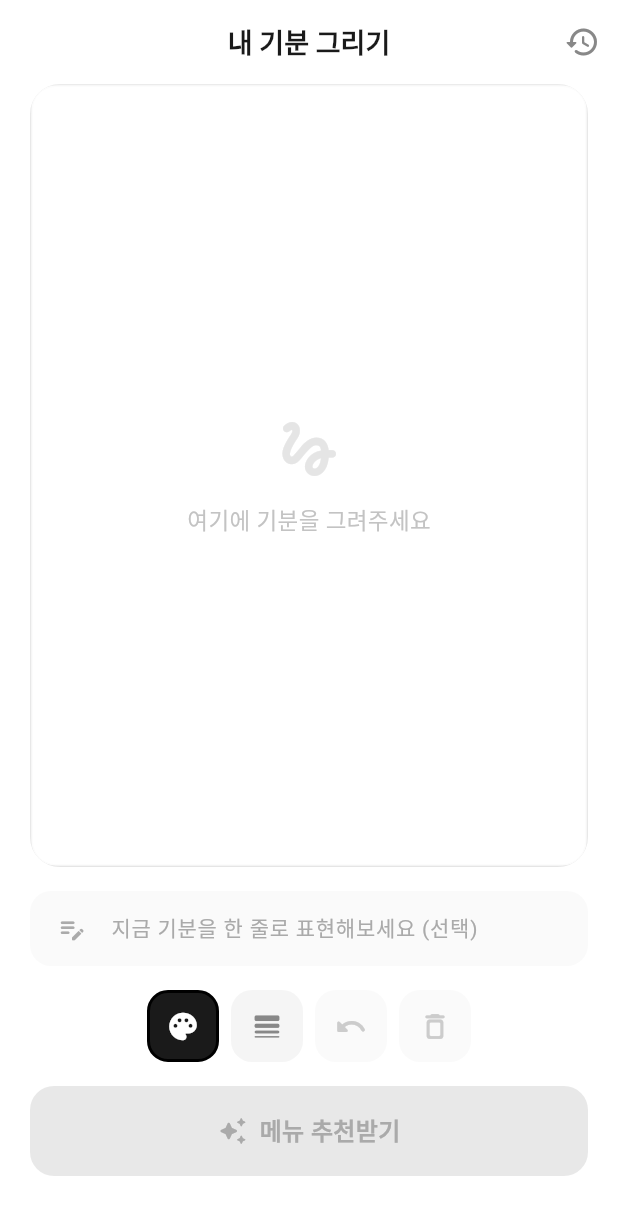
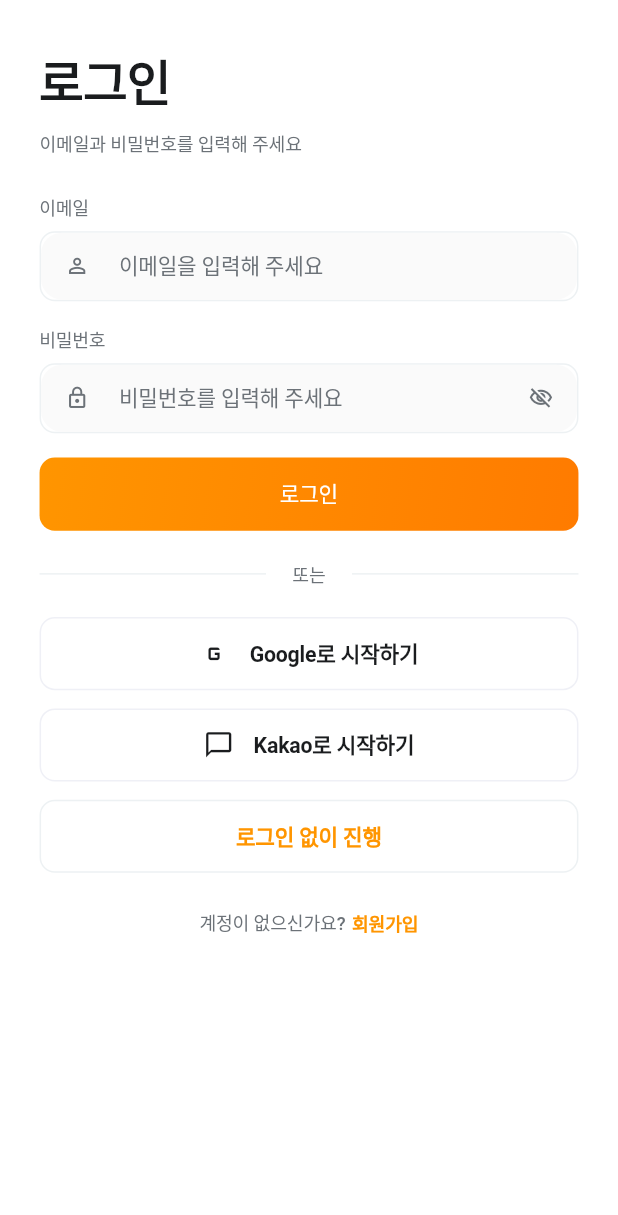
Before and after one commit to ggorockee/ojeomneo, a Flutter app: the screen it shows after launch, on a phone screen of 412 x 824 dp. Shown: the top 1215 px of the screen. Run offline on Flutter 3.47's test engine with Material 3 defaults, Android fonts, the phone set to English and light mode, and no system bars; our stand-ins replace cached_network_image, device_info_plus, flutter_colorpicker, flutter_screenutil, google_mobile_ads, package_info_plus and 1 more; Roboto replaces fonts that are missing (Pretendard).

Commit message:
로그인 화면 추가 및 로그인 없이 진행 기능 구현
- 참고 앱의 로그인 화면 UI를 현재 앱에 통합
- 이메일/비밀번호 입력 필드 추가
- 소셜 로그인 버튼 추가 (카카오, 구글, 애플) - 준비 중 상태
- 카카오 로그인 밑에 '로그인 없이 진행' 버튼 추가
- 스플래시 화면에서 로그인 화면으로 이동하도록 수정
- 로그인 없이 진행 시 메인 화면으로 이동

```diff
--- a/mobile/lib/main.dart
+++ b/mobile/lib/main.dart
@@ -4,6 +4,7 @@ import 'package:provider/provider.dart';
 
 import 'config/app_theme.dart';
 import 'screens/splash_screen.dart';
+import 'screens/login_screen.dart';
 import 'screens/sketch_screen.dart';
 import 'screens/history_screen.dart';
 import 'services/sketch_provider.dart';
@@ -63,6 +64,7 @@ class _OjeomeoAppState extends State<OjeomeoApp> with WidgetsBindingObserver {
             initialRoute: '/',
             routes: {
               '/': (context) => const SplashScreen(),
+              '/login': (context) => const LoginScreen(),
               '/home': (context) => const SketchScreen(),
               '/history': (context) => const HistoryScreen(),
             },
--- /dev/null
+++ b/mobile/lib/screens/login_screen.dart
@@ -0,0 +1,538 @@
+import 'package:flutter/material.dart';
+import 'package:flutter_screenutil/flutter_screenutil.dart';
+import 'dart:io';
+
+import '../config/app_theme.dart';
+
+/// 로그인 화면
+/// 참고 앱의 로그인 화면을 기반으로 제작
+class LoginScreen extends StatefulWidget {
+  const LoginScreen({super.key});
+
+  @override
+  State<LoginScreen> createState() => _LoginScreenState();
+}
+
+class _LoginScreenState extends State<LoginScreen> {
+  final _emailController = TextEditingController();
+  final _passwordController = TextEditingController();
+  bool _obscurePassword = true;
+  bool _isLoading = false;
+
+  @override
+  void dispose() {
+    _emailController.dispose();
+    _passwordController.dispose();
+    super.dispose();
+  }
+
+  /// 로그인 없이 진행
+  void _handleContinueWithoutLogin() {
+    Navigator.of(context).pushReplacementNamed('/home');
+  }
+
+  /// 카카오 로그인 처리 (임시)
+  Future<void> _handleKakaoLogin() async {
+    // TODO: 카카오 로그인 구현
+    _showMessage('카카오 로그인은 준비 중입니다.');
+  }
+
+  /// 구글 로그인 처리 (임시)
+  Future<void> _handleGoogleLogin() async {
+    // TODO: 구글 로그인 구현
+    _showMessage('구글 로그인은 준비 중입니다.');
+  }
+
+  /// 애플 로그인 처리 (임시)
+  Future<void> _handleAppleLogin() async {
+    if (!Platform.isIOS) {
+      _showMessage('Apple 로그인은 iOS에서만 사용할 수 있습니다.');
+      return;
+    }
+    // TODO: 애플 로그인 구현
+    _showMessage('Apple 로그인은 준비 중입니다.');
+  }
+
+  /// 이메일 로그인 처리 (임시)
+  Future<void> _handleEmailLogin() async {
+    final email = _emailController.text.trim();
+    final password = _passwordController.text.trim();
+
+    if (email.isEmpty) {
+      _showMessage('이메일을 입력해 주세요.');
+      return;
+    }
+
+    if (password.isEmpty) {
+      _showMessage('비밀번호를 입력해 주세요.');
+      return;
+    }
+
+    // TODO: 이메일 로그인 구현
+    _showMessage('이메일 로그인은 준비 중입니다.');
+  }
+
+  /// 메시지 표시
+  void _showMessage(String message) {
+    ScaffoldMessenger.of(context).showSnackBar(
+      SnackBar(
+        content: Text(message),
+        duration: const Duration(seconds: 2),
+      ),
+    );
+  }
+
+  @override
+  Widget build(BuildContext context) {
+    return Scaffold(
+      backgroundColor: Colors.white,
+      body: SafeArea(
+        child: SingleChildScrollView(
+          padding: EdgeInsets.symmetric(horizontal: 24.w),
+          child: Column(
+            crossAxisAlignment: CrossAxisAlignment.start,
+            children: [
+              SizedBox(height: 32.h),
+
+              // 헤드라인
+              _buildHeadline(),
+
+              SizedBox(height: 24.h),
+
+              // 이메일 입력 필드
+              _buildInputField(
+                title: '이메일',
+                controller: _emailController,
+                hintText: '이메일을 입력해 주세요',
+                prefixIcon: Icons.person_outline,
+              ),
+
+              SizedBox(height: 16.h),
+
+              // 비밀번호 입력 필드
+              _buildPasswordField(),
+
+              SizedBox(height: 16.h),
+
+              // 로그인 버튼
+              _buildLoginButton(),
+
+              SizedBox(height: 20.h),
+
+              // 또는 구분선
+              _buildOrDivider(),
+
+              SizedBox(height: 20.h),
+
+              // 소셜 로그인 버튼들
+              _buildSocialLoginButtons(),
+
+              // 로그인 없이 진행 버튼 (카카오 로그인 아래)
+              SizedBox(height: 12.h),
+              _buildContinueWithoutLoginButton(),
+
+              SizedBox(height: 24.h),
+
+              // 회원가입 링크
+              _buildSignUpLink(),
+
+              SizedBox(height: 32.h),
+            ],
+          ),
+        ),
+      ),
+    );
+  }
+
+  // 헤드라인 섹션
+  Widget _buildHeadline() {
+    return Column(
+      crossAxisAlignment: CrossAxisAlignment.start,
+      children: [
+        Text(
+          '로그인',
+          style: TextStyle(
+            fontSize: 32.sp,
+            fontWeight: FontWeight.w700,
+            color: const Color(0xFF1A1C1E),
+            letterSpacing: -0.64,
+            height: 1.3,
+          ),
+        ),
+        SizedBox(height: 12.h),
+        Text(
+          '이메일과 비밀번호를 입력해 주세요',
+          style: TextStyle(
+            fontSize: 12.sp,
+            fontWeight: FontWeight.w500,
+            color: const Color(0xFF6C7278),
+            letterSpacing: -0.12,
+          ),
+        ),
+      ],
+    );
+  }
+
+  // 일반 입력 필드
+  Widget _buildInputField({
+    required String title,
+    required TextEditingController controller,
+    required String hintText,
+    required IconData prefixIcon,
+  }) {
+    return Column(
+      crossAxisAlignment: CrossAxisAlignment.start,
+      children: [
+        Text(
+          title,
+          style: TextStyle(
+            fontSize: 12.sp,
+            fontWeight: FontWeight.w500,
+            color: const Color(0xFF6C7278),
+            letterSpacing: -0.24,
+          ),
+        ),
+        SizedBox(height: 8.h),
+        Container(
+          height: 46.h,
+          decoration: BoxDecoration(
+            color: Colors.white,
+            borderRadius: BorderRadius.circular(10.r),
+            border: Border.all(
+              color: const Color(0xFFEDF1F3),
+              width: 1,
+            ),
+          ),
+          child: TextField(
+            controller: controller,
+            style: TextStyle(
+              fontSize: 14.sp,
+              fontWeight: FontWeight.w500,
+              color: const Color(0xFF1A1C1E),
+              letterSpacing: -0.14,
+            ),
+            decoration: InputDecoration(
+              hintText: hintText,
+              hintStyle: TextStyle(
+                fontSize: 14.sp,
+                fontWeight: FontWeight.w500,
+                color: const Color(0xFF6C7278),
+              ),
+              prefixIcon: Icon(
+                prefixIcon,
+                size: 16.sp,
+                color: const Color(0xFF6C7278),
+              ),
+              border: InputBorder.none,
+              contentPadding: EdgeInsets.symmetric(
+                horizontal: 14.w,
+                vertical: 13.h,
+              ),
+            ),
+          ),
+        ),
+      ],
+    );
+  }
+
+  // 비밀번호 입력 필드
+  Widget _buildPasswordField() {
+    return Column(
+      crossAxisAlignment: CrossAxisAlignment.start,
+      children: [
+        Text(
+          '비밀번호',
+          style: TextStyle(
+            fontSize: 12.sp,
+            fontWeight: FontWeight.w500,
+            color: const Color(0xFF6C7278),
+            letterSpacing: -0.24,
+          ),
+        ),
+        SizedBox(height: 8.h),
+        Container(
+          height: 46.h,
+          decoration: BoxDecoration(
+            color: Colors.white,
+            borderRadius: BorderRadius.circular(10.r),
+            border: Border.all(
+              color: const Color(0xFFEDF1F3),
+              width: 1,
+            ),
+          ),
+          child: TextField(
+            controller: _passwordController,
+            obscureText: _obscurePassword,
+            style: TextStyle(
+              fontSize: 14.sp,
+              fontWeight: FontWeight.w500,
+              color: const Color(0xFF1A1C1E),
+              letterSpacing: -0.14,
+            ),
+            decoration: InputDecoration(
+              hintText: '비밀번호를 입력해 주세요',
+              hintStyle: TextStyle(
+                fontSize: 14.sp,
+                fontWeight: FontWeight.w500,
+                color: const Color(0xFF6C7278),
+              ),
+              prefixIcon: Icon(
+                Icons.lock_outline,
+                size: 16.sp,
+                color: const Color(0xFF6C7278),
+              ),
+              suffixIcon: IconButton(
+                icon: Icon(
+                  _obscurePassword
+                    ? Icons.visibility_off_outlined
+                    : Icons.visibility_outlined,
+                  size: 16.sp,
+                  color: const Color(0xFF6C7278),
+                ),
+                onPressed: () {
+                  setState(() {
+                    _obscurePassword = !_obscurePassword;
+                  });
+                },
+              ),
+              border: InputBorder.none,
+              contentPadding: EdgeInsets.symmetric(
+                horizontal: 14.w,
+                vertical: 13.h,
+              ),
+            ),
+          ),
+        ),
+      ],
+    );
+  }
+
+  // 로그인 버튼
+  Widget _buildLoginButton() {
+    return Container(
+      width: double.infinity,
+      height: 48.h,
+      decoration: BoxDecoration(
+        gradient: AppTheme.primaryGradient,
+        borderRadius: BorderRadius.circular(10.r),
+      ),
+      child: ElevatedButton(
+        onPressed: _isLoading ? null : _handleEmailLogin,
+        style: ElevatedButton.styleFrom(
+          backgroundColor: Colors.transparent,
+          foregroundColor: Colors.white,
+          elevation: 0,
+          shadowColor: Colors.transparent,
+          shape: RoundedRectangleBorder(
+            borderRadius: BorderRadius.circular(10.r),
+          ),
+          padding: EdgeInsets.zero,
+        ),
+        child: _isLoading
+            ? SizedBox(
+                width: 20.w,
+                height: 20.w,
+                child: const CircularProgressIndicator(
+                  strokeWidth: 2,
+                  valueColor: AlwaysStoppedAnimation<Color>(Colors.white),
+                ),
+              )
+            : Text(
+                '로그인',
+                style: TextStyle(
+                  fontSize: 14.sp,
+                  fontWeight: FontWeight.w500,
+                  letterSpacing: -0.14,
+                ),
+              ),
+      ),
+    );
+  }
+
+  // 또는 구분선
+  Widget _buildOrDivider() {
+    return Row(
+      children: [
+        Expanded(
+          child: Container(
+            height: 1,
+            color: const Color(0xFFEDF1F3),
+          ),
+        ),
+        Padding(
+          padding: EdgeInsets.symmetric(horizontal: 16.w),
+          child: Text(
+            '또는',
+            style: TextStyle(
+              fontSize: 12.sp,
+              fontWeight: FontWeight.w400,
+              color: const Color(0xFF6C7278),
+              letterSpacing: -0.12,
+            ),
+          ),
+        ),
+        Expanded(
+          child: Container(
+            height: 1,
+            color: const Color(0xFFEDF1F3),
+          ),
+        ),
+      ],
+    );
+  }
+
+  // 소셜 로그인 버튼들
+  Widget _buildSocialLoginButtons() {
+    return Column(
+      children: [
+        // Google
+        _buildSocialButton(
+          text: 'Google로 시작하기',
+          icon: Icons.g_mobiledata,
+          onPressed: _isLoading ? null : _handleGoogleLogin,
+        ),
+        SizedBox(height: 12.h),
+
+        // Apple (iOS에서만 표시)
+        if (Platform.isIOS) ...[
+          _buildSocialButton(
+            text: 'Apple로 시작하기',
+            icon: Icons.apple,
+            onPressed: _isLoading ? null : _handleAppleLogin,
+          ),
+          SizedBox(height: 12.h),
+        ],
+
+        // Kakao
+        _buildSocialButton(
+          text: 'Kakao로 시작하기',
+          icon: Icons.chat_bubble_outline,
+          onPressed: _isLoading ? null : _handleKakaoLogin,
+        ),
+      ],
+    );
+  }
+
+  // 소셜 로그인 버튼 공통
+  Widget _buildSocialButton({
+    required String text,
+    IconData? icon,
+    required VoidCallback? onPressed,
+  }) {
+    return Container(
+      width: double.infinity,
+      height: 48.h,
+      decoration: BoxDecoration(
+        color: Colors.white,
+        borderRadius: BorderRadius.circular(10.r),
+        border: Border.all(
+          color: const Color(0xFFEFF0F6),
+          width: 1,
+        ),
+      ),
+      child: TextButton(
+        onPressed: onPressed,
+        style: TextButton.styleFrom(
+          shape: RoundedRectangleBorder(
+            borderRadius: BorderRadius.circular(10.r),
+          ),
+          padding: EdgeInsets.zero,
+        ),
+        child: Row(
+          mainAxisAlignment: MainAxisAlignment.center,
+          children: [
+            // 아이콘 (있는 경우만)
+            if (icon != null) ...[
+              Icon(
+                icon,
+                size: 20.sp,
+                color: const Color(0xFF1A1C1E),
+              ),
+              SizedBox(width: 12.w),
+            ],
+            // 버튼 텍스트
+            Text(
+              text,
+              style: TextStyle(
+                fontSize: 14.sp,
+                fontWeight: FontWeight.w600,
+                color: const Color(0xFF1A1C1E),
+                letterSpacing: -0.14,
+              ),
+            ),
+          ],
+        ),
+      ),
+    );
+  }
+
+  // 로그인 없이 진행 버튼
+  Widget _buildContinueWithoutLoginButton() {
+    return Container(
+      width: double.infinity,
+      height: 48.h,
+      decoration: BoxDecoration(
+        color: Colors.white,
+        borderRadius: BorderRadius.circular(10.r),
+        border: Border.all(
+          color: const Color(0xFFEDF1F3),
+          width: 1,
+        ),
+      ),
+      child: TextButton(
+        onPressed: _isLoading ? null : _handleContinueWithoutLogin,
+        style: TextButton.styleFrom(
+          shape: RoundedRectangleBorder(
+            borderRadius: BorderRadius.circular(10.r),
+          ),
+          padding: EdgeInsets.zero,
+        ),
+        child: Text(
+          '로그인 없이 진행',
+          style: TextStyle(
+            fontSize: 14.sp,
+            fontWeight: FontWeight.w600,
+            color: AppTheme.primaryColor,
+            letterSpacing: -0.14,
+          ),
+        ),
+      ),
+    );
+  }
+
+  // 회원가입 링크
+  Widget _buildSignUpLink() {
+    return Center(
+      child: Row(
+        mainAxisSize: MainAxisSize.min,
+        children: [
+          Text(
+            '계정이 없으신가요?',
+            style: TextStyle(
+              fontSize: 12.sp,
+              fontWeight: FontWeight.w500,
+              color: const Color(0xFF6C7278),
+              letterSpacing: -0.12,
+            ),
+          ),
+          SizedBox(width: 4.w),
+          GestureDetector(
+            onTap: () {
+              // TODO: 회원가입 화면으로 이동
+              _showMessage('회원가입은 준비 중입니다.');
+            },
+            child: Text(
+              '회원가입',
+              style: TextStyle(
+                fontSize: 12.sp,
+                fontWeight: FontWeight.w600,
+                color: AppTheme.primaryColor,
+                letterSpacing: -0.12,
+              ),
+            ),
+          ),
+        ],
+      ),
+    );
+  }
+}
--- a/mobile/lib/screens/splash_screen.dart
+++ b/mobile/lib/screens/splash_screen.dart
@@ -57,10 +57,10 @@ class _SplashScreenState extends State<SplashScreen>
       _scaleController.forward();
     });
 
-    // 화면 전환
+    // 화면 전환 (스플래시 후 로그인 화면으로 이동)
     Future.delayed(const Duration(milliseconds: 2500), () {
       if (mounted) {
-        Navigator.of(context).pushReplacementNamed('/home');
+        Navigator.of(context).pushReplacementNamed('/login');
       }
     });
   }
```
